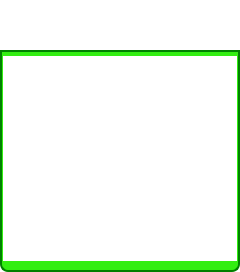
The window that GoTvApps/GoTvCommon/Forms/ActivityDownloads.ui (brettrjones/gotvptop) describes before a commit, drawn with Qt 5.
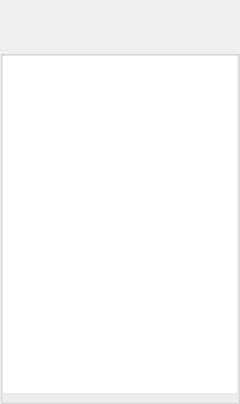
The same window after the commit. Custom widgets are drawn as their Qt base class.

Patch:
```diff
--- a/GoTvApps/GoTvCommon/Forms/ActivityDownloads.ui
+++ b/GoTvApps/GoTvCommon/Forms/ActivityDownloads.ui
@@ -10,7 +10,7 @@
     <x>0</x>
     <y>0</y>
     <width>240</width>
-    <height>272</height>
+    <height>404</height>
    </rect>
   </property>
   <property name="maximumSize">
@@ -28,44 +28,6 @@
   <property name="toolTip">
    <string/>
   </property>
-  <property name="styleSheet">
-   <string notr="true">QDialog#DownloadsDialog
-{   
-color: transparent;
-background-color: transparent;
-border: 1px solid transparent;
-border-radius: 8px; 
-}
-
-#ViewFilesTitleBox
-{   
-color: black;
-background-color: rgb(50,238,17);
-border: 2px solid green;
-border-top-left-radius: 8px; 
-border-top-right-radius: 8px;
-}
-
-#TitleLabel
-{   
-color: black;
-}
-
-#FileItemsBox
-{   
-background-color: rgb(50,238,17);
-border: 2px solid green;
-border-top-color: green; 
-border-bottom-left-radius: 8px; 
-border-bottom-right-radius: 8px;
-}
-
-#FileItemList
-{   
-background-color: white;
-border: 1px solid transparent;
-}</string>
-  </property>
   <layout class="QVBoxLayout" name="verticalLayout">
    <property name="spacing">
     <number>0</number>
@@ -162,6 +124,12 @@
    <header>TitleBarWidget.h</header>
    <container>1</container>
   </customwidget>
+  <customwidget>
+   <class>BottomBarWidget</class>
+   <extends>QWidget</extends>
+   <header location="global">BottomBarWidget.h</header>
+   <container>1</container>
+  </customwidget>
  </customwidgets>
  <resources/>
  <connections/>
```
Left out of the diff: 30 changed lines with no effect on the pictures.
